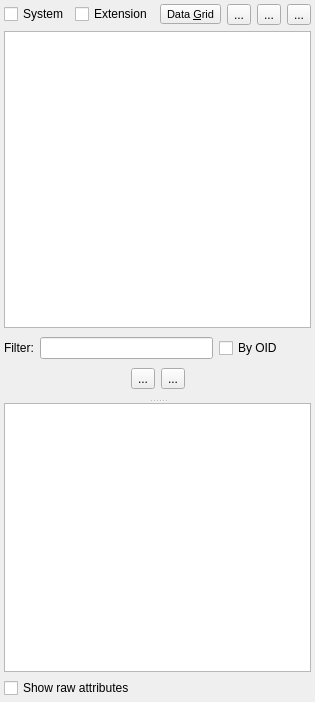
Qt form libpgmodeler_ui/ui/databaseexplorerwidget.ui (pgmodeler/pgmodeler) before a commit.
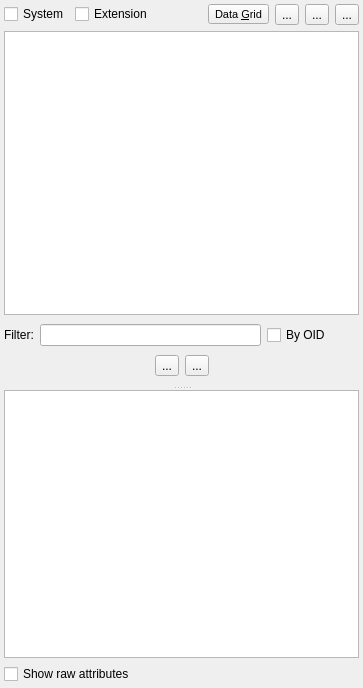
The same form after that commit. Icons and pictures are not drawn.

Commit message: pgModeler now stores and restore the state of attributes grid and source pane in SQLTool

The edit to the form file:
```diff
--- a/libpgmodeler_ui/ui/databaseexplorerwidget.ui
+++ b/libpgmodeler_ui/ui/databaseexplorerwidget.ui
@@ -6,8 +6,8 @@
    <rect>
     <x>0</x>
     <y>0</y>
-    <width>315</width>
-    <height>702</height>
+    <width>363</width>
+    <height>688</height>
    </rect>
   </property>
   <property name="minimumSize">
@@ -19,7 +19,7 @@
   <property name="windowTitle">
    <string>Form</string>
   </property>
-  <layout class="QVBoxLayout" name="verticalLayout_2">
+  <layout class="QVBoxLayout" name="verticalLayout_3">
    <property name="leftMargin">
     <number>4</number>
    </property>
@@ -464,6 +464,27 @@
        </item>
       </layout>
      </widget>
+     <widget class="QWidget" name="attributes_wgt" native="true">
+      <property name="minimumSize">
+       <size>
+        <width>0</width>
+        <height>100</height>
+       </size>
+      </property>
+      <layout class="QVBoxLayout" name="verticalLayout_2">
+       <property name="leftMargin">
+        <number>0</number>
+       </property>
+       <property name="topMargin">
+        <number>0</number>
+       </property>
+       <property name="rightMargin">
+        <number>0</number>
+       </property>
+       <property name="bottomMargin">
+        <number>0</number>
+       </property>
+       <item>
      <widget class="QTableWidget" name="properties_tbw">
       <property name="frameShape">
        <enum>QFrame::StyledPanel</enum>
@@ -542,13 +563,19 @@
        </property>
       </column>
      </widget>
-    </widget>
    </item>
    <item>
     <widget class="QCheckBox" name="raw_attrib_names_chk">
      <property name="text">
       <string>Show raw attributes</string>
      </property>
+        </widget>
+       </item>
+      </layout>
+      <zorder>raw_attrib_names_chk</zorder>
+      <zorder>raw_attrib_names_chk</zorder>
+      <zorder>properties_tbw</zorder>
+     </widget>
     </widget>
    </item>
   </layout>
```
Lines whose indentation alone changed are shown as unchanged. The commit also changes 10 other files.
